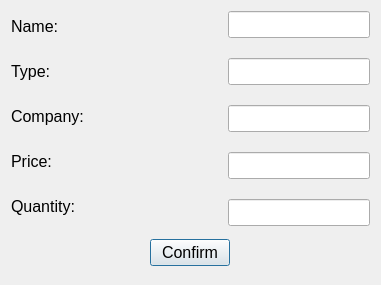
SamanOmidi/GroceryStore, file Store/additem.ui: the form before one commit.
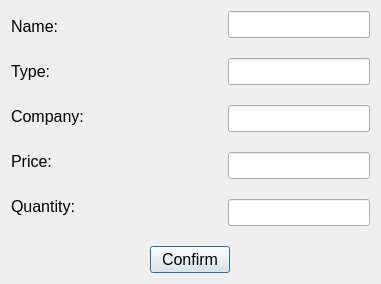
The form after the commit.

```diff
--- a/Store/additem.ui
+++ b/Store/additem.ui
@@ -7,7 +7,7 @@
     <x>0</x>
     <y>0</y>
     <width>381</width>
-    <height>285</height>
+    <height>284</height>
    </rect>
   </property>
   <property name="windowTitle">
@@ -262,19 +262,6 @@
      </item>
     </layout>
    </item>
-   <item>
-    <spacer name="verticalSpacer_2">
-     <property name="orientation">
-      <enum>Qt::Vertical</enum>
-     </property>
-     <property name="sizeHint" stdset="0">
-      <size>
-       <width>20</width>
-       <height>40</height>
-      </size>
-     </property>
-    </spacer>
-   </item>
   </layout>
  </widget>
  <resources/>
```
Left out of the diff: 2 changed lines with no effect on the pictures.
